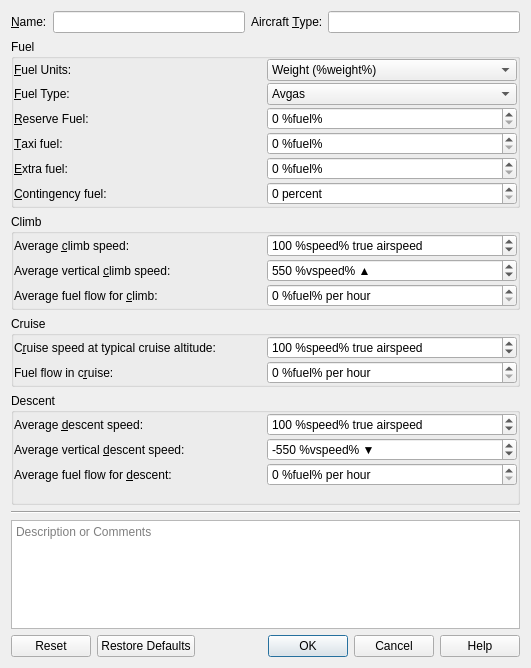
First picture: the form in src/perf/aircraftperfdialog.ui, repository albar965/littlenavmap, before the edit.
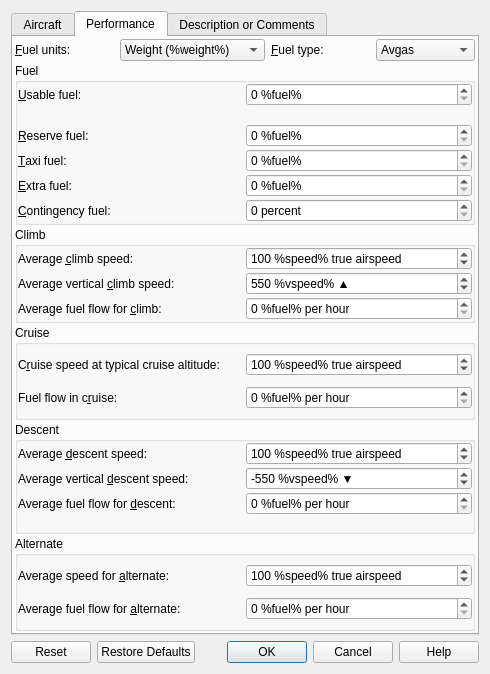
Second picture: the form after the edit. The open tabs and pages were chosen to show the change.

What changed in the file:
```diff
--- a/src/perf/aircraftperfdialog.ui
+++ b/src/perf/aircraftperfdialog.ui
@@ -6,8 +6,8 @@
    <rect>
     <x>0</x>
     <y>0</y>
-    <width>531</width>
-    <height>668</height>
+    <width>490</width>
+    <height>674</height>
    </rect>
   </property>
   <property name="windowTitle">
@@ -15,8 +15,61 @@
   </property>
   <layout class="QVBoxLayout" name="verticalLayout">
    <item>
-    <layout class="QHBoxLayout" name="horizontalLayout_2">
+    <widget class="QTabWidget" name="tabWidget">
+     <property name="currentIndex">
+      <number>0</number>
+     </property>
+     <widget class="QWidget" name="tabAircraft">
+      <attribute name="title">
+       <string>Aircraft</string>
+      </attribute>
+      <layout class="QVBoxLayout" name="verticalLayout_4">
      <item>
+        <layout class="QGridLayout" name="gridLayout_7">
+         <item row="4" column="0">
+          <widget class="QLabel" name="labelRunwayType">
+           <property name="text">
+            <string>Required runway &amp;type:</string>
+           </property>
+           <property name="buddy">
+            <cstring>comboBoxRunwayType</cstring>
+           </property>
+          </widget>
+         </item>
+         <item row="0" column="1">
+          <widget class="QLineEdit" name="lineEditName">
+           <property name="toolTip">
+            <string>Name of aircraft</string>
+           </property>
+          </widget>
+         </item>
+         <item row="3" column="0">
+          <widget class="QLabel" name="labelRunwayLength">
+           <property name="text">
+            <string>&amp;Required runway:</string>
+           </property>
+           <property name="buddy">
+            <cstring>spinBoxRunwayLength</cstring>
+           </property>
+          </widget>
+         </item>
+         <item row="3" column="1">
+          <widget class="QSpinBox" name="spinBoxRunwayLength">
+           <property name="toolTip">
+            <string>Minimum required runway length for takeoff or landing.</string>
+           </property>
+           <property name="suffix">
+            <string> %distshort%</string>
+           </property>
+           <property name="maximum">
+            <number>1000000</number>
+           </property>
+           <property name="singleStep">
+            <number>100</number>
+           </property>
+          </widget>
+         </item>
+         <item row="0" column="0">
       <widget class="QLabel" name="labelName">
        <property name="text">
         <string>&amp;Name:</string>
@@ -26,10 +79,7 @@
        </property>
       </widget>
      </item>
-     <item>
-      <widget class="QLineEdit" name="lineEditName"/>
-     </item>
-     <item>
+         <item row="1" column="0">
       <widget class="QLabel" name="labelType">
        <property name="text">
         <string>Aircraft &amp;Type:</string>
@@ -39,7 +89,7 @@
        </property>
       </widget>
      </item>
-     <item>
+         <item row="1" column="1">
       <widget class="QLineEdit" name="lineEditType">
        <property name="toolTip">
         <string>Aircraft type like B732 or C172</string>
@@ -49,27 +99,59 @@
     </layout>
    </item>
    <item>
-    <widget class="QGroupBox" name="groupBox">
-     <property name="title">
-      <string>Fuel</string>
-     </property>
-     <layout class="QGridLayout" name="gridLayout">
+        <spacer name="verticalSpacer">
+         <property name="orientation">
+          <enum>Qt::Vertical</enum>
+         </property>
+         <property name="sizeHint" stdset="0">
+          <size>
+           <width>20</width>
+           <height>40</height>
+          </size>
+         </property>
+        </spacer>
+       </item>
+      </layout>
+     </widget>
+     <widget class="QWidget" name="tabPerformance">
+      <attribute name="title">
+       <string>Performance</string>
+      </attribute>
+      <layout class="QVBoxLayout" name="verticalLayout_2">
+       <property name="spacing">
+        <number>2</number>
+       </property>
       <property name="leftMargin">
-       <number>0</number>
+        <number>2</number>
       </property>
       <property name="topMargin">
-       <number>0</number>
+        <number>2</number>
       </property>
       <property name="rightMargin">
-       <number>0</number>
+        <number>2</number>
       </property>
       <property name="bottomMargin">
-       <number>0</number>
-      </property>
-      <property name="spacing">
        <number>2</number>
       </property>
-      <item row="0" column="1">
+       <item>
+        <layout class="QHBoxLayout" name="horizontalLayout">
+         <property name="spacing">
+          <number>6</number>
+         </property>
+         <property name="topMargin">
+          <number>0</number>
+         </property>
+         <item>
+          <widget class="QLabel" name="labelFuelUnits">
+           <property name="text">
+            <string>&amp;Fuel units:</string>
+           </property>
+           <property name="buddy">
+            <cstring>comboBoxFuelUnit</cstring>
+           </property>
+          </widget>
+         </item>
+         <item>
        <widget class="QComboBox" name="comboBoxFuelUnit">
         <item>
          <property name="text">
@@ -83,104 +165,54 @@
         </item>
        </widget>
       </item>
-      <item row="0" column="0">
-       <widget class="QLabel" name="labelFuelUnits">
+         <item>
+          <widget class="QLabel" name="labelFuelType">
         <property name="text">
-         <string>&amp;Fuel Units:</string>
+            <string>&amp;Fuel type:</string>
         </property>
         <property name="buddy">
          <cstring>comboBoxFuelUnit</cstring>
         </property>
        </widget>
       </item>
-      <item row="4" column="1">
-       <widget class="QSpinBox" name="spinBoxExtraFuel">
-        <property name="toolTip">
-         <string>Fuel added at the discretion of the
-captain or the dispatcher</string>
-        </property>
-        <property name="showGroupSeparator" stdset="0">
-         <bool>true</bool>
-        </property>
-        <property name="suffix">
-         <string> %fuel%</string>
-        </property>
-        <property name="maximum">
-         <number>1000000</number>
-        </property>
-        <property name="singleStep">
-         <number>100</number>
-        </property>
-       </widget>
-      </item>
-      <item row="4" column="0">
-       <widget class="QLabel" name="labelCruiseExtraFuel">
+         <item>
+          <widget class="QComboBox" name="comboBoxFuelType">
+           <item>
         <property name="text">
-         <string>&amp;Extra fuel:</string>
-        </property>
-        <property name="buddy">
-         <cstring>spinBoxExtraFuel</cstring>
-        </property>
-       </widget>
-      </item>
-      <item row="2" column="0">
-       <widget class="QLabel" name="labelReserveFuel">
+             <string>Avgas</string>
+            </property>
+           </item>
+           <item>
         <property name="text">
-         <string>&amp;Reserve Fuel:</string>
-        </property>
-        <property name="buddy">
-         <cstring>spinBoxReserveFuel</cstring>
-        </property>
-       </widget>
-      </item>
-      <item row="3" column="0">
-       <widget class="QLabel" name="labelTaxiFuel">
-        <property name="text">
-         <string>&amp;Taxi fuel:</string>
-        </property>
-        <property name="buddy">
-         <cstring>spinBoxTaxiFuel</cstring>
-        </property>
-       </widget>
-      </item>
-      <item row="2" column="1">
-       <widget class="QSpinBox" name="spinBoxReserveFuel">
-        <property name="toolTip">
-         <string>Minimum fuel required to fly for 30 minutes at 1,500 feet
-above the alternate or at the destination at holding speed if
-an alternate is not required</string>
-        </property>
-        <property name="suffix">
-         <string> %fuel%</string>
-        </property>
-        <property name="maximum">
-         <number>1000000</number>
-        </property>
-        <property name="singleStep">
-         <number>100</number>
-        </property>
-       </widget>
-      </item>
-      <item row="3" column="1">
-       <widget class="QSpinBox" name="spinBoxTaxiFuel">
-        <property name="toolTip">
-         <string>Fuel used prior to takeoff by APU, engine start and taxi</string>
-        </property>
-        <property name="showGroupSeparator" stdset="0">
-         <bool>true</bool>
-        </property>
-        <property name="suffix">
-         <string> %fuel%</string>
-        </property>
-        <property name="maximum">
-         <number>1000000</number>
-        </property>
-        <property name="singleStep">
-         <number>100</number>
-        </property>
-       </widget>
-      </item>
-      <item row="5" column="1">
+             <string>Jetfuel</string>
+            </property>
+           </item>
+          </widget>
+         </item>
+        </layout>
+       </item>
+       <item>
+        <widget class="QGroupBox" name="groupBox">
+         <property name="title">
+          <string>Fuel</string>
+         </property>
+         <layout class="QGridLayout" name="gridLayout">
+          <property name="leftMargin">
+           <number>0</number>
+          </property>
+          <property name="topMargin">
+           <number>0</number>
+          </property>
+          <property name="rightMargin">
+           <number>0</number>
+          </property>
+          <property name="bottomMargin">
+           <number>0</number>
+          </property>
+          <property name="spacing">
+           <number>2</number>
+          </property>
+          <item row="8" column="1">
        <widget class="QSpinBox" name="spinBoxContingencyFuel">
         <property name="toolTip">
          <string>This accounts for additional enroute fuel consumption
@@ -198,7 +230,41 @@
         </property>
        </widget>
       </item>
-      <item row="5" column="0">
+          <item row="5" column="1">
+           <widget class="QSpinBox" name="spinBoxReserveFuel">
+            <property name="toolTip">
+             <string>Minimum fuel required to fly for 30 minutes at 1,500 feet
+above the alternate or at the destination at holding speed if
+an alternate is not required</string>
+            </property>
+            <property name="suffix">
+             <string> %fuel%</string>
+            </property>
+            <property name="maximum">
+             <number>1000000</number>
+            </property>
+            <property name="singleStep">
+             <number>100</number>
+            </property>
+           </widget>
+          </item>
+          <item row="3" column="1">
+           <widget class="QSpinBox" name="spinBoxUsableFuel">
+            <property name="toolTip">
+             <string>Usable fuel in tanks</string>
+            </property>
+            <property name="suffix">
+             <string> %fuel%</string>
+            </property>
+            <property name="maximum">
+             <number>1000000</number>
+            </property>
+            <property name="singleStep">
+             <number>100</number>
+            </property>
+           </widget>
+          </item>
+          <item row="8" column="0">
        <widget class="QLabel" name="labelExtraCruiseFuel">
         <property name="text">
          <string>&amp;Contingency fuel:</string>
@@ -208,27 +274,96 @@
         </property>
        </widget>
       </item>
-      <item row="1" column="1">
-       <widget class="QComboBox" name="comboBoxFuelType">
-        <item>
+          <item row="3" column="0">
+           <widget class="QLabel" name="labelUsableFuel">
          <property name="text">
-          <string>Avgas</string>
-         </property>
-        </item>
-        <item>
+             <string>&amp;Usable fuel:</string>
+            </property>
+            <property name="buddy">
+             <cstring>spinBoxUsableFuel</cstring>
+            </property>
+           </widget>
+          </item>
+          <item row="6" column="1">
+           <widget class="QSpinBox" name="spinBoxTaxiFuel">
+            <property name="toolTip">
+             <string>Fuel used prior to takeoff by APU, engine start and taxi</string>
+            </property>
+            <property name="showGroupSeparator" stdset="0">
+             <bool>true</bool>
+            </property>
+            <property name="suffix">
+             <string> %fuel%</string>
+            </property>
+            <property name="maximum">
+             <number>1000000</number>
+            </property>
+            <property name="singleStep">
+             <number>100</number>
+            </property>
+           </widget>
+          </item>
+          <item row="7" column="1">
+           <widget class="QSpinBox" name="spinBoxExtraFuel">
+            <property name="toolTip">
+             <string>Fuel added at the discretion of the
+captain or the dispatcher</string>
+            </property>
+            <property name="showGroupSeparator" stdset="0">
+             <bool>true</bool>
+            </property>
+            <property name="suffix">
+             <string> %fuel%</string>
+            </property>
+            <property name="maximum">
+             <number>1000000</number>
+            </property>
+            <property name="singleStep">
+             <number>100</number>
+            </property>
+           </widget>
+          </item>
+          <item row="6" column="0">
+           <widget class="QLabel" name="labelTaxiFuel">
          <property name="text">
-          <string>Jetfuel</string>
-         </property>
-        </item>
-       </widget>
-      </item>
-      <item row="1" column="0">
-       <widget class="QLabel" name="labelFuelType">
+             <string>&amp;Taxi fuel:</string>
+            </property>
+            <property name="buddy">
+             <cstring>spinBoxTaxiFuel</cstring>
+            </property>
+           </widget>
+          </item>
+          <item row="7" column="0">
+           <widget class="QLabel" name="labelCruiseExtraFuel">
+            <property name="text">
+             <string>&amp;Extra fuel:</string>
+            </property>
+            <property name="buddy">
+             <cstring>spinBoxExtraFuel</cstring>
+            </property>
+           </widget>
+          </item>
+          <item row="5" column="0">
+           <widget class="QLabel" name="labelReserveFuel">
         <property name="text">
-         <string>&amp;Fuel Type:</string>
+             <string>&amp;Reserve fuel:</string>
         </property>
         <property name="buddy">
-         <cstring>comboBoxFuelType</cstring>
+             <cstring>spinBoxReserveFuel</cstring>
+            </property>
+           </widget>
+          </item>
+          <item row="4" column="0" colspan="2">
+           <widget class="QLabel" name="labelUsableFuelRange">
+            <property name="toolTip">
+             <string>Equivalent rule of thumb for
+the given descent speeds</string>
+            </property>
+            <property name="text">
+             <string/>
+            </property>
+            <property name="alignment">
+             <set>Qt::AlignRight|Qt::AlignTrailing|Qt::AlignVCenter</set>
         </property>
        </widget>
       </item>
@@ -497,17 +632,6 @@
         </property>
        </widget>
       </item>
-      <item row="5" column="1">
-       <widget class="QLabel" name="labelDescentRule">
-        <property name="toolTip">
-         <string>Equivalent rule of thumb for
-the given descent speeds</string>
-        </property>
-        <property name="text">
-         <string/>
-        </property>
-       </widget>
-      </item>
       <item row="4" column="0">
        <widget class="QLabel" name="labelDescentFuelFlow">
         <property name="text">
@@ -559,16 +683,137 @@
         </property>
        </widget>
       </item>
+          <item row="5" column="0" colspan="2">
+           <widget class="QLabel" name="labelDescentRule">
+            <property name="toolTip">
+             <string>Equivalent rule of thumb for
+the given descent speeds</string>
+            </property>
+            <property name="text">
+             <string/>
+            </property>
+            <property name="alignment">
+             <set>Qt::AlignRight|Qt::AlignTrailing|Qt::AlignVCenter</set>
+            </property>
+           </widget>
+          </item>
      </layout>
     </widget>
    </item>
    <item>
-    <widget class="Line" name="line_2">
-     <property name="orientation">
-      <enum>Qt::Horizontal</enum>
-     </property>
-    </widget>
-   </item>
+        <widget class="QGroupBox" name="groupBox_5">
+         <property name="title">
+          <string>Alternate</string>
+         </property>
+         <layout class="QGridLayout" name="gridLayout_6">
+          <property name="leftMargin">
+           <number>0</number>
+          </property>
+          <property name="topMargin">
+           <number>0</number>
+          </property>
+          <property name="rightMargin">
+           <number>0</number>
+          </property>
+          <property name="bottomMargin">
+           <number>0</number>
+          </property>
+          <property name="spacing">
+           <number>2</number>
+          </property>
+          <item row="3" column="1">
+           <widget class="QSpinBox" name="spinBoxAlternateFuelFlow">
+            <property name="toolTip">
+             <string>Fuel flow  when flying to an alternate typically at low altitudes.
+The farthest alternate is used to calculate the fuel requirement.
+The default is the cruise TAS.</string>
+            </property>
+            <property name="showGroupSeparator" stdset="0">
+             <bool>true</bool>
+            </property>
+            <property name="suffix">
+             <string> %fuel% per hour</string>
+            </property>
+            <property name="maximum">
+             <number>100000</number>
+            </property>
+            <property name="singleStep">
+             <number>10</number>
+            </property>
+           </widget>
+          </item>
+          <item row="0" column="0">
+           <widget class="QLabel" name="labelAlternateSpeed">
+            <property name="text">
+             <string>Average speed for &amp;alternate:</string>
+            </property>
+            <property name="buddy">
+             <cstring>spinBoxAlternateSpeed</cstring>
+            </property>
+           </widget>
+          </item>
+          <item row="3" column="0">
+           <widget class="QLabel" name="labelAlternateFuelFlow">
+            <property name="text">
+             <string>Average fuel flow for &amp;alternate:</string>
+            </property>
+            <property name="buddy">
+             <cstring>spinBoxAlternateFuelFlow</cstring>
+            </property>
+           </widget>
+          </item>
+          <item row="0" column="1">
+           <widget class="QSpinBox" name="spinBoxAlternateSpeed">
+            <property name="toolTip">
+             <string>Average speed in TAS when flying to alternate typically at low altitudes.
+The farthest alternate is used to calculate the fuel requirement.
+Default is cruise fuel flow.</string>
+            </property>
+            <property name="showGroupSeparator" stdset="0">
+             <bool>true</bool>
+            </property>
+            <property name="suffix">
+             <string> %speed% true airspeed</string>
+            </property>
+            <property name="minimum">
+             <number>20</number>
+            </property>
+            <property name="maximum">
+             <number>10000</number>
+            </property>
+            <property name="singleStep">
+             <number>10</number>
+            </property>
+            <property name="value">
+             <number>100</number>
+            </property>
+           </widget>
+          </item>
+         </layout>
+        </widget>
+       </item>
+      </layout>
+     </widget>
+     <widget class="QWidget" name="tabDescription">
+      <attribute name="title">
+       <string>Description or Comments</string>
+      </attribute>
+      <layout class="QVBoxLayout" name="verticalLayout_3">
+       <property name="spacing">
+        <number>2</number>
+       </property>
+       <property name="leftMargin">
+        <number>2</number>
+       </property>
+       <property name="topMargin">
+        <number>2</number>
+       </property>
+       <property name="rightMargin">
+        <number>2</number>
+       </property>
+       <property name="bottomMargin">
+        <number>2</number>
+       </property>
    <item>
     <widget class="QTextBrowser" name="textBrowserDescription">
      <property name="readOnly">
@@ -581,13 +826,17 @@
       <set>Qt::TextEditorInteraction</set>
      </property>
      <property name="placeholderText">
-      <string>Description or Comments</string>
+          <string/>
      </property>
      <property name="openExternalLinks">
       <bool>true</bool>
      </property>
     </widget>
    </item>
+      </layout>
+     </widget>
+    </widget>
+   </item>
    <item>
     <widget class="QDialogButtonBox" name="buttonBox">
      <property name="orientation">
```
Left out of the diff: 41 changed lines with no effect on the pictures. Lines whose indentation alone changed are shown as unchanged.
